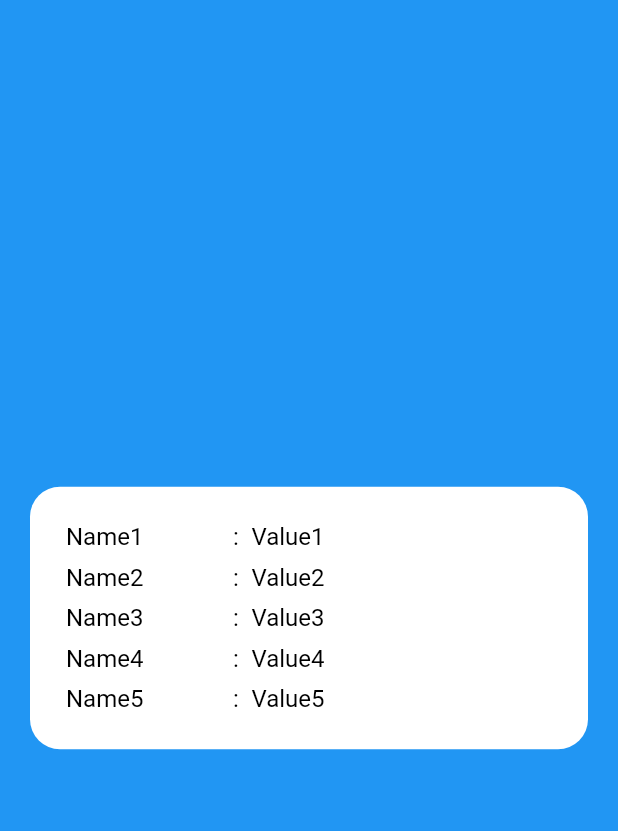
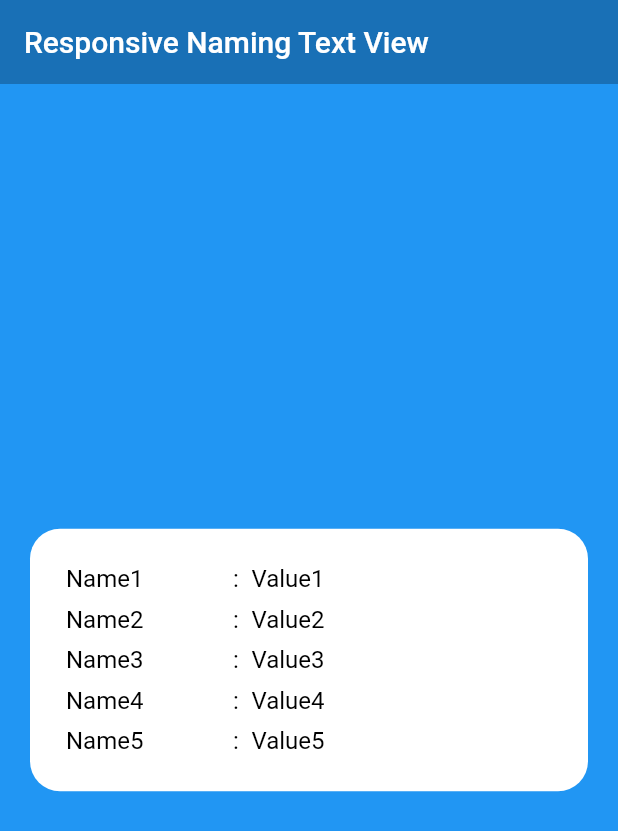
Before and after one commit to Mohiuddin655-DEV/flutter_widgets_2, a Flutter app: the screen it shows after launch, on a phone screen of 412 x 824 dp. Shown: the top 831 px of the screen. Run offline on Flutter 3.47's test engine with Material 2 defaults, Android fonts, the phone set to English and light mode, and no system bars.

Commit message:
Responsive Naming Text View

```diff
--- a/lib/main.dart
+++ b/lib/main.dart
@@ -28,8 +28,12 @@ class HomePage extends StatelessWidget {
   @override
   Widget build(BuildContext context) {
     return Scaffold(
-      body: SafeArea(
-        child: Center(
+      appBar: AppBar(
+        title: const Text('Responsive Naming Text View'),
+        elevation: 0,
+        backgroundColor: Colors.black.withOpacity(0.25),
+      ),
+      body: Center(
         child: Container(
           decoration: BoxDecoration(
             color: Colors.white,
@@ -49,7 +53,6 @@ class HomePage extends StatelessWidget {
           ),
         ),
       ),
-      ),
     );
   }
 }
```
Lines whose indentation alone changed are shown as unchanged.
